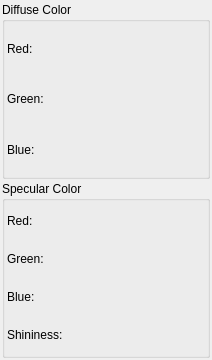
This is src/Interface/Application/TransferFunctionFeatureWidget.ui in SCIInstitute/Seg3D as Qt 5 draws it before an edit. The edited form follows.
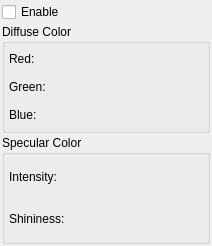
This is the edited form. Custom widgets are drawn as their Qt base class.

Commit message: Added an option to transfer function features to turn them on/off. Implemented dragging transfer function features in the editor. Hooked up all the volume rendering related signals so they will cause redraws properly. UI tweaks.

Patch:
```diff
--- a/src/Interface/Application/TransferFunctionFeatureWidget.ui
+++ b/src/Interface/Application/TransferFunctionFeatureWidget.ui
@@ -7,27 +7,9 @@
     <x>0</x>
     <y>0</y>
     <width>212</width>
-    <height>360</height>
+    <height>246</height>
    </rect>
   </property>
-  <property name="sizePolicy">
-   <sizepolicy hsizetype="Preferred" vsizetype="Fixed">
-    <horstretch>0</horstretch>
-    <verstretch>0</verstretch>
-   </sizepolicy>
-  </property>
-  <property name="minimumSize">
-   <size>
-    <width>0</width>
-    <height>360</height>
-   </size>
-  </property>
-  <property name="maximumSize">
-   <size>
-    <width>16777215</width>
-    <height>360</height>
-   </size>
-  </property>
   <property name="windowTitle">
    <string>Form</string>
   </property>
@@ -38,6 +20,13 @@
    <property name="margin">
     <number>2</number>
    </property>
+   <item>
+    <widget class="QCheckBox" name="enable_checkbox_">
+     <property name="text">
+      <string>Enable</string>
+     </property>
+    </widget>
+   </item>
    <item>
     <widget class="QGroupBox" name="color_groupbox_">
      <property name="title">
@@ -47,7 +36,16 @@
       <property name="spacing">
        <number>2</number>
       </property>
-      <property name="margin">
+      <property name="leftMargin">
+       <number>4</number>
+      </property>
+      <property name="topMargin">
+       <number>2</number>
+      </property>
+      <property name="rightMargin">
+       <number>2</number>
+      </property>
+      <property name="bottomMargin">
        <number>2</number>
       </property>
       <item>
@@ -62,13 +60,13 @@
           </property>
           <property name="minimumSize">
            <size>
-            <width>60</width>
+            <width>55</width>
             <height>0</height>
            </size>
           </property>
           <property name="maximumSize">
            <size>
-            <width>60</width>
+            <width>55</width>
             <height>16777215</height>
            </size>
           </property>
@@ -94,13 +92,13 @@
           </property>
           <property name="minimumSize">
            <size>
-            <width>60</width>
+            <width>55</width>
             <height>0</height>
            </size>
           </property>
           <property name="maximumSize">
            <size>
-            <width>60</width>
+            <width>55</width>
             <height>16777215</height>
            </size>
           </property>
@@ -126,13 +124,13 @@
           </property>
           <property name="minimumSize">
            <size>
-            <width>60</width>
+            <width>55</width>
             <height>0</height>
            </size>
           </property>
           <property name="maximumSize">
            <size>
-            <width>60</width>
+            <width>55</width>
             <height>16777215</height>
            </size>
           </property>
@@ -158,7 +156,16 @@
       <property name="spacing">
        <number>2</number>
       </property>
-      <property name="margin">
+      <property name="leftMargin">
+       <number>4</number>
+      </property>
+      <property name="topMargin">
+       <number>2</number>
+      </property>
+      <property name="rightMargin">
+       <number>2</number>
+      </property>
+      <property name="bottomMargin">
        <number>2</number>
       </property>
       <item>
@@ -173,87 +180,23 @@
           </property>
           <property name="minimumSize">
            <size>
-            <width>60</width>
+            <width>55</width>
             <height>0</height>
            </size>
           </property>
           <property name="maximumSize">
            <size>
-            <width>60</width>
+            <width>55</width>
             <height>16777215</height>
            </size>
           </property>
           <property name="text">
-           <string>Red:</string>
+           <string>Intensity:</string>
           </property>
          </widget>
         </item>
         <item>
-         <widget class="QtUtils::QtSliderIntCombo" name="specular_red_slider_" native="true"/>
-        </item>
-       </layout>
-      </item>
-      <item>
-       <layout class="QHBoxLayout" name="horizontalLayout_6">
-        <item>
-         <widget class="QLabel" name="label_6">
-          <property name="sizePolicy">
-           <sizepolicy hsizetype="Fixed" vsizetype="Preferred">
-            <horstretch>0</horstretch>
-            <verstretch>0</verstretch>
-           </sizepolicy>
-          </property>
-          <property name="minimumSize">
-           <size>
-            <width>60</width>
-            <height>0</height>
-           </size>
-          </property>
-          <property name="maximumSize">
-           <size>
-            <width>60</width>
-            <height>16777215</height>
-           </size>
-          </property>
-          <property name="text">
-           <string>Green:</string>
-          </property>
-         </widget>
-        </item>
-        <item>
-         <widget class="QtUtils::QtSliderIntCombo" name="specular_green_slider_" native="true"/>
-        </item>
-       </layout>
-      </item>
-      <item>
-       <layout class="QHBoxLayout" name="horizontalLayout_5">
-        <item>
-         <widget class="QLabel" name="label_5">
-          <property name="sizePolicy">
-           <sizepolicy hsizetype="Fixed" vsizetype="Preferred">
-            <horstretch>0</horstretch>
-            <verstretch>0</verstretch>
-           </sizepolicy>
-          </property>
-          <property name="minimumSize">
-           <size>
-            <width>60</width>
-            <height>0</height>
-           </size>
-          </property>
-          <property name="maximumSize">
-           <size>
-            <width>60</width>
-            <height>16777215</height>
-           </size>
-          </property>
-          <property name="text">
-           <string>Blue:</string>
-          </property>
-         </widget>
-        </item>
-        <item>
-         <widget class="QtUtils::QtSliderIntCombo" name="specular_blue_slider_" native="true"/>
+         <widget class="QtUtils::QtSliderDoubleCombo" name="specular_intensity_slider_" native="true"/>
         </item>
        </layout>
       </item>
@@ -269,13 +212,13 @@
           </property>
           <property name="minimumSize">
            <size>
-            <width>60</width>
+            <width>55</width>
             <height>0</height>
            </size>
           </property>
           <property name="maximumSize">
            <size>
-            <width>60</width>
+            <width>55</width>
             <height>16777215</height>
            </size>
           </property>
@@ -295,6 +238,12 @@
   </layout>
  </widget>
  <customwidgets>
+  <customwidget>
+   <class>QtUtils::QtSliderDoubleCombo</class>
+   <extends>QWidget</extends>
+   <header location="global">QtUtils/Widgets/QtSliderDoubleCombo.h</header>
+   <container>1</container>
+  </customwidget>
   <customwidget>
    <class>QtUtils::QtSliderIntCombo</class>
    <extends>QWidget</extends>
```
The commit also changes 16 other files.
